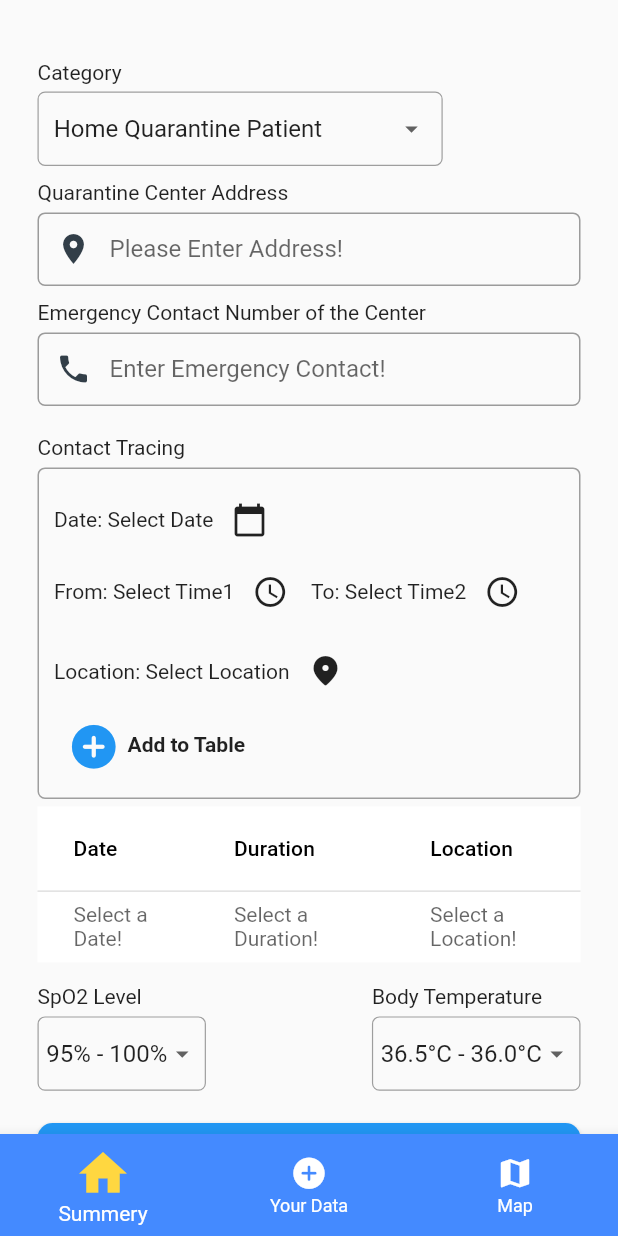
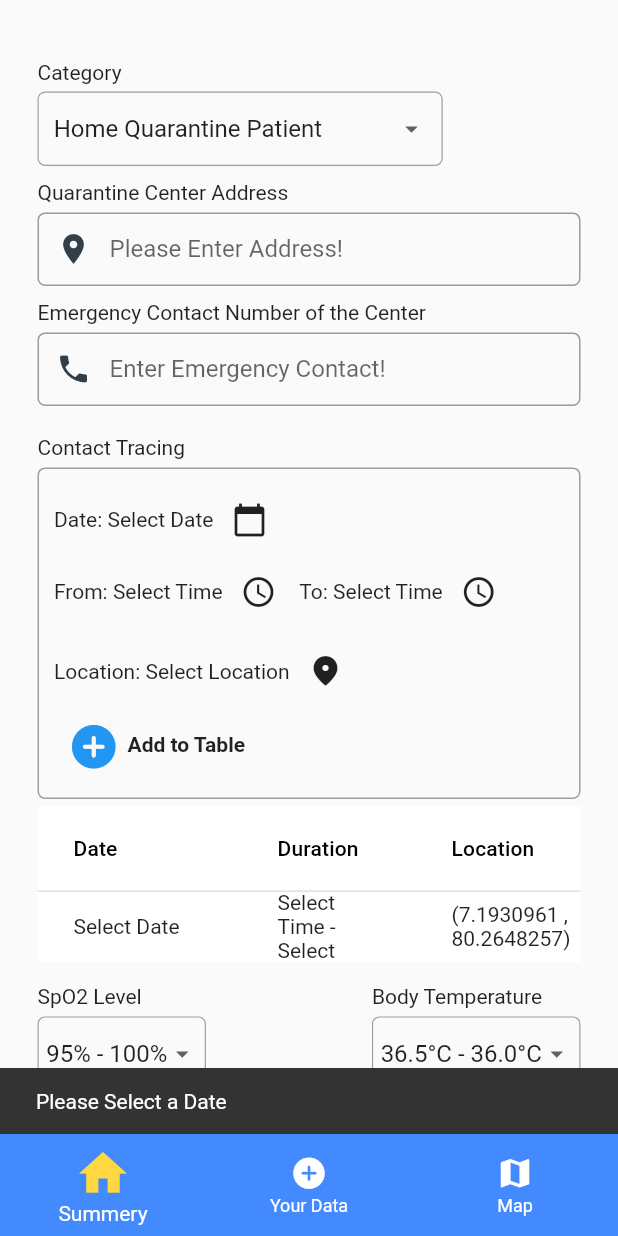
Before and after one commit to channa-fernando/covid-19-app, a Flutter app: the screen it shows after launch, after a tap on the "add circle" icon, on a phone screen of 412 x 824 dp. Run offline on Flutter 3.47's test engine with Material 2 defaults, Android fonts, the phone set to English and light mode, and no system bars; our stand-ins replace carousel_slider, email_validator, geolocator, google_maps_flutter, shared_preferences; missing offline and left inert: editable; network calls fail; statements that could not run were skipped.

Commit message:
Table Fix

```diff
--- a/lib/screen/submitreadings.dart
+++ b/lib/screen/submitreadings.dart
@@ -26,13 +26,13 @@ class _SubmitReadingsState extends State<SubmitReadings> {
   String _emergencyContact = "";
   String _address = "";
   String _dateOfContact = "Select Date";
-  String _durationFrom = "Select Time1";
-  String _durationTo = "Select Time2";
+  String _durationFrom = "Select Time";
+  String _durationTo = "Select Time";
+  String _location = "Select Location";
+  int _contactTracingTableSize = 0;
+  LatLng _traceLocation = LatLng(7.1930961, 80.2648257);
+  LatLng cameraPosition = LatLng(7.1930961, 80.2648257);
 
-  String _location = "Select Location";
-  LatLng _traceLocation = LatLng(7.1930961, 80.2648257);
-  String _searchAddress = "";
-  LatLng cameraPosition = LatLng(7.1930961, 80.2648257);
   late GoogleMapController _googleMapController;
   List<Marker> myMarker = [];
 
@@ -61,19 +61,16 @@ class _SubmitReadingsState extends State<SubmitReadings> {
     '35.0°C - 34.5°C'
   ];
 
-  List rows = [
-    {
-      "date": '21/02/01',
-      "duration": '06.00 - 06.15',
-      "location": '7.1930961, 80.2648257'
-    },
+  List<DataRow> dataRows = [
+    DataRow(
+      cells: [
+        DataCell(Text("Select a Date!", textAlign: TextAlign.start,), placeholder: true,),
+        DataCell(Text("Select a Duration!", textAlign: TextAlign.start,), placeholder: true),
+        DataCell(Text("Select a Location!", textAlign: TextAlign.start,), placeholder: true),
+      ],
+    )
   ];
 
-  List cols = [
-    {"title": 'Date', 'width': 0.3, 'key': 'date'},
-    {"title": 'Duration', 'widthFactor': 0.25, 'key': 'duration'},
-    {"title": 'Location', 'widthFactor': 0.5, 'key': 'location'},
-  ];
 
   Future<void> _selectDate(BuildContext context) async {
     final DateTime? picked = await showDatePicker(
@@ -83,7 +80,7 @@ class _SubmitReadingsState extends State<SubmitReadings> {
         lastDate: DateTime(2101));
     if (picked != null && picked != selectedDate)
       setState(() {
-        _dateOfContact = new DateFormat.yMMMMd("en_US").format(selectedDate);
+        _dateOfContact = new DateFormat.yMd("en_US").format(selectedDate);
       });
   }
 
@@ -116,24 +113,10 @@ class _SubmitReadingsState extends State<SubmitReadings> {
       });
   }
 
-  void _addNewRow() {
-    setState(() {
-      rows.add({
-        "date": '21/02/01',
-        "duration": '06.00 - 06.15',
-        "location": '7.1930961, 80.2648257'
-      });
-    });
-  }
-
-  void _printEditedRows() {
-    List editedRows = _editableKey.currentState!.editedRows;
-    print(editedRows);
-  }
 
   @override
   Widget build(BuildContext context) {
-    var doLogin = () {
+    var doSubmit = () {
       final form = formKey.currentState;
 
       if (form != null && form.validate()) {
@@ -146,9 +129,7 @@ class _SubmitReadingsState extends State<SubmitReadings> {
           "bodyTemp": _temperature
         };
 
-        http
-            .post(
-          Uri.parse(Constants.BASEURL),
+        http.post(Uri.parse(Constants.BASEURL),
           headers: <String, String>{
             'Content-Type': 'application/json',
           },
@@ -324,8 +305,7 @@ class _SubmitReadingsState extends State<SubmitReadings> {
                                         Container(
                                           height: 300,
                                           child: GoogleMap(
-                                              initialCameraPosition:
-                                                  CameraPosition(
+                                              initialCameraPosition: CameraPosition(
                                                 target: cameraPosition,
                                                 zoom: 14.0,
                                               ),
@@ -333,32 +313,16 @@ class _SubmitReadingsState extends State<SubmitReadings> {
                                               myLocationEnabled: true,
                                               onMapCreated: (controller) {
                                                 setState(() {
-                                                  _googleMapController =
-                                                      controller;
-                                                  _googleMapController
-                                                      .animateCamera(CameraUpdate
-                                                          .newCameraPosition(
-                                                              CameraPosition(
-                                                                  target:
-                                                                      cameraPosition,
-                                                                  zoom: 14.0)));
-                                                  new Marker(
-                                                    icon: BitmapDescriptor
-                                                        .defaultMarker,
-                                                    markerId: MarkerId(
-                                                        "currentPosition"),
-                                                    position: cameraPosition,
-                                                    infoWindow: InfoWindow(
-                                                        title: "userMarker",
-                                                        snippet: '*'),
-                                                  );
+                                                  _googleMapController = controller;
+                                                  _googleMapController.animateCamera(CameraUpdate.newCameraPosition(CameraPosition(target: cameraPosition, zoom: 14.0)));
+                                                  new Marker(icon: BitmapDescriptor.defaultMarker, markerId: MarkerId("currentPosition"), position: cameraPosition, infoWindow: InfoWindow(title: "userMarker", snippet: '*'),);
                                                 });
                                               },
                                               onTap: (coordinate) {
                                                 setState(() {
                                                   // _googleMapController.animateCamera(CameraUpdate.newLatLng(coordinate));
                                                   _traceLocation = coordinate;
-                                                  print(_traceLocation);
+                                                  _location = "Latitude: "+ _traceLocation.latitude.toString() + "\nLongitude: " + _traceLocation.longitude.toString();
                                                   myMarker = [];
                                                   myMarker.add(Marker(
                                                     markerId: MarkerId(
@@ -389,7 +353,7 @@ class _SubmitReadingsState extends State<SubmitReadings> {
                                 color: Colors.blue,
                                 size: 35,
                               ),
-                              onPressed: () {},
+                              onPressed: _addToTable,
                             ),
                             Text(
                               "Add to Table",style: TextStyle(fontWeight: FontWeight.bold),
@@ -417,29 +381,7 @@ class _SubmitReadingsState extends State<SubmitReadings> {
                       DataColumn(
                           label: Text("Location", textAlign: TextAlign.start)),
                     ],
-                    rows: [
-                      DataRow(cells: [
-                        DataCell(
-                          Text(
-                            "Select a Date!",
-                            textAlign: TextAlign.start,
-                          ),
-                          placeholder: true,
-                        ),
-                        DataCell(
-                            Text(
-                              "Select a Duration!",
-                              textAlign: TextAlign.start,
-                            ),
-                            placeholder: true),
-                        DataCell(
-                            Text(
-                              "Select a Location!",
-                              textAlign: TextAlign.start,
-                            ),
-                            placeholder: true),
-                      ])
-                    ],
+                    rows: dataRows,
                   ),
                 ),
                 SizedBox(
@@ -532,7 +474,7 @@ class _SubmitReadingsState extends State<SubmitReadings> {
                 SizedBox(
                   height: 20.0,
                 ),
-                longButtons("Submit", doLogin),
+                longButtons("Submit", doSubmit),
               ],
             ),
           ),
@@ -551,5 +493,46 @@ class _SubmitReadingsState extends State<SubmitReadings> {
     );
   }
 
+  void _addToTable(){
+    setState(() {
+      print("Start");
+      print(_dateOfContact);
+      print(_durationFrom);
+      print(_durationTo);
+      print(_traceLocation.longitude);
+      print(_traceLocation.latitude);
+      print("End");
+
+      if (_dateOfContact.contains("Select")) {
+        _showToast(context, "Please Select a Date");
+      }
+      if (_durationFrom.contains("Select") || _durationTo.contains("Select")) {
+        _showToast(context, "Please Select a Duration");
+      }
+      if (_location.contains("Select")) {
+        _showToast(context, "Please Select a Location");
+      }
+      if (_contactTracingTableSize == 0) {
+        dataRows = [
+          DataRow(
+            cells: [
+              DataCell(Container(width: 80, child: Text(_dateOfContact, textAlign: TextAlign.left,),),),
+              DataCell(Container(width: 60, child: Text(_durationFrom + " - " + _durationTo, textAlign: TextAlign.left,),),),
+              DataCell(Container(width: 150, child: Text("(" + _traceLocation.latitude.toString() + " ,\n" + _traceLocation.longitude.toString() + ")", textAlign: TextAlign.start,),),)
+            ],
+          )
+        ];
+      } else {
+        DataRow newDataRow = DataRow(
+            cells: [
+              DataCell(Container(width: 80, child: Text(_dateOfContact, textAlign: TextAlign.left,),),),
+              DataCell(Container(width: 60, child: Text(_durationFrom + " - " + _durationTo, textAlign: TextAlign.left,),),),
+              DataCell(Container(width: 150, child: Text("(" + _traceLocation.latitude.toString() + " ,\n" + _traceLocation.longitude.toString() + ")", textAlign: TextAlign.start,),),)
+            ]);
+        dataRows.add(newDataRow);
+      }
+      _contactTracingTableSize = 1;
+    });
+  }
   void _searchNavigate() {}
 }
```
